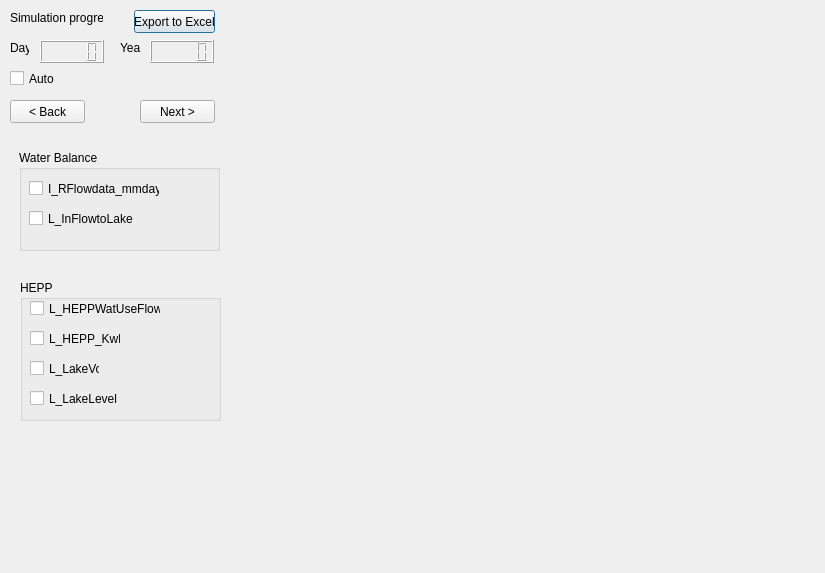
Before: the Qt Designer form uis/qtdesigners/output_timeseries.ui in uttu90/stella, drawn with Qt 5.
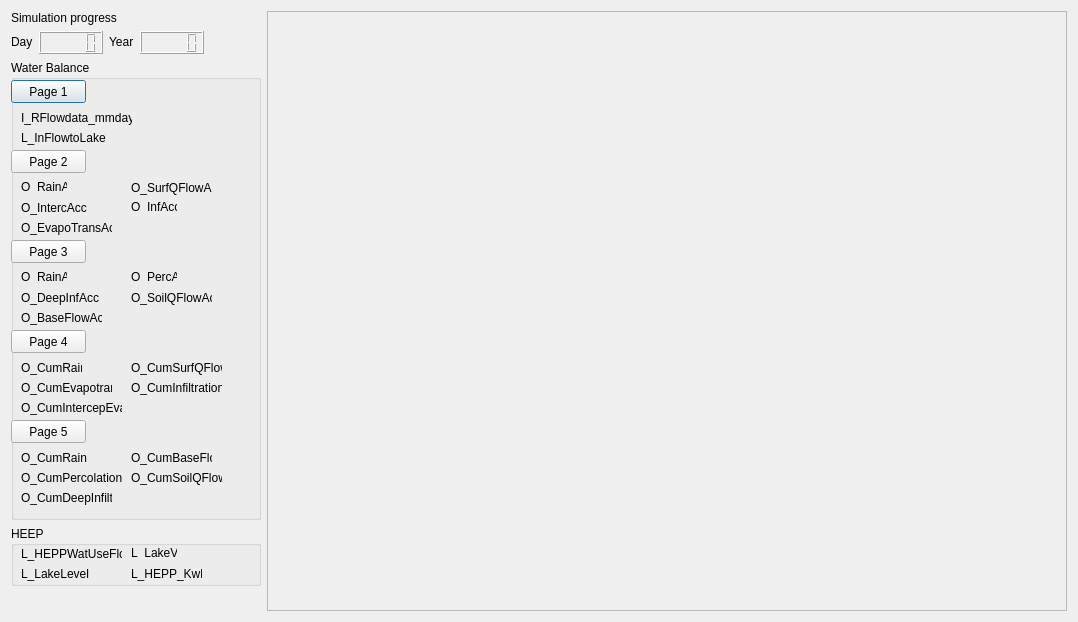
After: the same form once the commit is applied.

Diff of the .ui file:
```diff
--- a/uis/qtdesigners/output_timeseries.ui
+++ b/uis/qtdesigners/output_timeseries.ui
@@ -6,22 +6,21 @@
    <rect>
     <x>0</x>
     <y>0</y>
-    <width>825</width>
-    <height>573</height>
+    <width>1076</width>
+    <height>618</height>
    </rect>
   </property>
   <property name="windowTitle">
    <string>Output Timeseries</string>
   </property>
+  <layout class="QGridLayout" name="gridLayout_2">
+   <item row="0" column="0">
+    <layout class="QVBoxLayout" name="verticalLayout">
+     <property name="sizeConstraint">
+      <enum>QLayout::SetDefaultConstraint</enum>
+     </property>
+     <item>
   <widget class="QLabel" name="label_168">
-   <property name="geometry">
-    <rect>
-     <x>10</x>
-     <y>10</y>
-     <width>93</width>
-     <height>16</height>
-    </rect>
-   </property>
    <property name="sizePolicy">
     <sizepolicy hsizetype="Minimum" vsizetype="Minimum">
      <horstretch>0</horstretch>
@@ -31,38 +30,18 @@
    <property name="maximumSize">
     <size>
      <width>200</width>
-     <height>100</height>
+         <height>20</height>
     </size>
    </property>
    <property name="text">
     <string>Simulation progress</string>
    </property>
   </widget>
-  <widget class="QLCDNumber" name="yearProgress">
-   <property name="geometry">
-    <rect>
-     <x>150</x>
-     <y>40</y>
-     <width>64</width>
-     <height>23</height>
-    </rect>
-   </property>
-   <property name="maximumSize">
-    <size>
-     <width>100</width>
-     <height>50</height>
-    </size>
-   </property>
-  </widget>
+     </item>
+     <item>
+      <layout class="QHBoxLayout" name="horizontalLayout">
+       <item>
   <widget class="QLabel" name="label_169">
-   <property name="geometry">
-    <rect>
-     <x>10</x>
-     <y>40</y>
-     <width>19</width>
-     <height>16</height>
-    </rect>
-   </property>
    <property name="sizePolicy">
     <sizepolicy hsizetype="Fixed" vsizetype="Fixed">
      <horstretch>0</horstretch>
@@ -72,228 +51,561 @@
    <property name="maximumSize">
     <size>
      <width>16777215</width>
-     <height>50</height>
+           <height>20</height>
     </size>
    </property>
    <property name="text">
     <string>Day</string>
    </property>
   </widget>
-  <widget class="QWidget" name="displayResult" native="true">
-   <property name="geometry">
-    <rect>
-     <x>230</x>
-     <y>10</y>
-     <width>581</width>
-     <height>556</height>
-    </rect>
-   </property>
-   <property name="sizePolicy">
-    <sizepolicy hsizetype="Expanding" vsizetype="Expanding">
-     <horstretch>0</horstretch>
-     <verstretch>0</verstretch>
-    </sizepolicy>
-   </property>
-   <zorder>checkBox_2</zorder>
-   <zorder>checkBox_3</zorder>
-   <zorder>label_2</zorder>
-   <zorder>label</zorder>
-   <zorder>checkBox_4</zorder>
-   <zorder>checkBox_5</zorder>
-   <zorder>checkBox_6</zorder>
-   <zorder>checkBox_7</zorder>
-  </widget>
+       </item>
+       <item>
+        <widget class="QLCDNumber" name="dayProgress">
+         <property name="maximumSize">
+          <size>
+           <width>100</width>
+           <height>30</height>
+          </size>
+         </property>
+        </widget>
+       </item>
+       <item>
   <widget class="QLabel" name="label_170">
-   <property name="geometry">
-    <rect>
-     <x>120</x>
-     <y>40</y>
-     <width>21</width>
-     <height>16</height>
-    </rect>
-   </property>
    <property name="maximumSize">
     <size>
      <width>200</width>
-     <height>50</height>
+           <height>20</height>
     </size>
    </property>
    <property name="text">
     <string>Year</string>
    </property>
   </widget>
-  <widget class="QLCDNumber" name="dayProgress">
-   <property name="geometry">
-    <rect>
-     <x>40</x>
-     <y>40</y>
-     <width>64</width>
-     <height>23</height>
-    </rect>
-   </property>
+       </item>
+       <item>
+        <widget class="QLCDNumber" name="yearProgress">
    <property name="maximumSize">
     <size>
      <width>100</width>
-     <height>50</height>
+           <height>30</height>
     </size>
    </property>
   </widget>
-  <widget class="QPushButton" name="exportData">
-   <property name="geometry">
-    <rect>
-     <x>134</x>
-     <y>10</y>
-     <width>81</width>
-     <height>23</height>
-    </rect>
-   </property>
-   <property name="text">
-    <string>Export to Excel</string>
-   </property>
-  </widget>
-  <widget class="QCheckBox" name="checkBox">
-   <property name="geometry">
-    <rect>
-     <x>10</x>
-     <y>70</y>
-     <width>70</width>
-     <height>17</height>
-    </rect>
-   </property>
-   <property name="text">
-    <string>Auto</string>
-   </property>
-  </widget>
-  <widget class="QPushButton" name="backBtn">
-   <property name="geometry">
-    <rect>
-     <x>10</x>
-     <y>100</y>
-     <width>75</width>
-     <height>23</height>
-    </rect>
-   </property>
-   <property name="text">
-    <string>&lt; Back</string>
-   </property>
-  </widget>
-  <widget class="QPushButton" name="nextBtn">
-   <property name="geometry">
-    <rect>
-     <x>140</x>
-     <y>100</y>
-     <width>75</width>
-     <height>23</height>
-    </rect>
-   </property>
-   <property name="text">
-    <string>Next &gt;</string>
-   </property>
-  </widget>
-  <widget class="QGroupBox" name="groupBox">
-   <property name="geometry">
-    <rect>
-     <x>19</x>
-     <y>150</y>
-     <width>201</width>
-     <height>101</height>
-    </rect>
+       </item>
+       <item>
+        <spacer name="horizontalSpacer">
+         <property name="orientation">
+          <enum>Qt::Horizontal</enum>
+         </property>
+         <property name="sizeHint" stdset="0">
+          <size>
+           <width>40</width>
+           <height>20</height>
+          </size>
+         </property>
+        </spacer>
+       </item>
+      </layout>
+     </item>
+     <item>
+      <widget class="QGroupBox" name="groupBox_2">
+       <property name="sizePolicy">
+        <sizepolicy hsizetype="Expanding" vsizetype="Expanding">
+         <horstretch>0</horstretch>
+         <verstretch>0</verstretch>
+        </sizepolicy>
+       </property>
+       <property name="minimumSize">
+        <size>
+         <width>250</width>
+         <height>460</height>
+        </size>
+       </property>
+       <property name="maximumSize">
+        <size>
+         <width>200</width>
+         <height>16777215</height>
+        </size>
    </property>
    <property name="title">
     <string>Water Balance</string>
    </property>
-   <widget class="QCheckBox" name="checkBox_2">
+       <widget class="QPushButton" name="page1Btn">
     <property name="geometry">
      <rect>
-      <x>10</x>
-      <y>30</y>
-      <width>131</width>
-      <height>17</height>
+          <x>0</x>
+          <y>20</y>
+          <width>75</width>
+          <height>23</height>
      </rect>
     </property>
     <property name="text">
-     <string>I_RFlowdata_mmday</string>
-    </property>
-   </widget>
-   <widget class="QCheckBox" name="checkBox_3">
+         <string>Page 1</string>
+        </property>
+       </widget>
+       <widget class="QLabel" name="label_5">
     <property name="geometry">
      <rect>
       <x>10</x>
-      <y>60</y>
+          <y>50</y>
       <width>111</width>
-      <height>17</height>
+          <height>16</height>
+         </rect>
+        </property>
+        <property name="text">
+         <string>I_RFlowdata_mmday</string>
+        </property>
+       </widget>
+       <widget class="QLabel" name="label_6">
+        <property name="geometry">
+         <rect>
+          <x>10</x>
+          <y>70</y>
+          <width>91</width>
+          <height>16</height>
      </rect>
     </property>
     <property name="text">
      <string>L_InFlowtoLake</string>
     </property>
    </widget>
-  </widget>
-  <widget class="QGroupBox" name="groupBox_2">
+       <widget class="QPushButton" name="page2Btn">
+        <property name="geometry">
+         <rect>
+          <x>0</x>
+          <y>90</y>
+          <width>75</width>
+          <height>23</height>
+         </rect>
+        </property>
+        <property name="text">
+         <string>Page 2</string>
+        </property>
+       </widget>
+       <widget class="QLabel" name="label_7">
    <property name="geometry">
     <rect>
-     <x>20</x>
-     <y>280</y>
-     <width>201</width>
-     <height>141</height>
-    </rect>
+          <x>10</x>
+          <y>120</y>
+          <width>46</width>
+          <height>13</height>
+         </rect>
+        </property>
+        <property name="text">
+         <string>O_RainAcc</string>
+        </property>
+       </widget>
+       <widget class="QLabel" name="label_8">
+        <property name="geometry">
+         <rect>
+          <x>10</x>
+          <y>140</y>
+          <width>71</width>
+          <height>16</height>
+         </rect>
+        </property>
+        <property name="text">
+         <string>O_IntercAcc</string>
+        </property>
+       </widget>
+       <widget class="QLabel" name="label_9">
+        <property name="geometry">
+         <rect>
+          <x>10</x>
+          <y>160</y>
+          <width>91</width>
+          <height>16</height>
+         </rect>
+        </property>
+        <property name="text">
+         <string>O_EvapoTransAcc</string>
+        </property>
+       </widget>
+       <widget class="QLabel" name="label_10">
+        <property name="geometry">
+         <rect>
+          <x>120</x>
+          <y>120</y>
+          <width>81</width>
+          <height>16</height>
+         </rect>
+        </property>
+        <property name="text">
+         <string>O_SurfQFlowAcc</string>
+        </property>
+       </widget>
+       <widget class="QLabel" name="label_11">
+        <property name="geometry">
+         <rect>
+          <x>120</x>
+          <y>140</y>
+          <width>46</width>
+          <height>13</height>
+         </rect>
+        </property>
+        <property name="text">
+         <string>O_InfAcc</string>
+        </property>
+       </widget>
+       <widget class="QPushButton" name="page3Btn">
+        <property name="geometry">
+         <rect>
+          <x>0</x>
+          <y>180</y>
+          <width>75</width>
+          <height>23</height>
+         </rect>
+        </property>
+        <property name="text">
+         <string>Page 3</string>
+        </property>
+       </widget>
+       <widget class="QLabel" name="label_12">
+        <property name="geometry">
+         <rect>
+          <x>10</x>
+          <y>210</y>
+          <width>46</width>
+          <height>13</height>
+         </rect>
+        </property>
+        <property name="text">
+         <string>O_RainAcc</string>
+        </property>
+       </widget>
+       <widget class="QLabel" name="label_13">
+        <property name="geometry">
+         <rect>
+          <x>10</x>
+          <y>230</y>
+          <width>81</width>
+          <height>16</height>
+         </rect>
+        </property>
+        <property name="text">
+         <string>O_DeepInfAcc</string>
+        </property>
+       </widget>
+       <widget class="QLabel" name="label_14">
+        <property name="geometry">
+         <rect>
+          <x>10</x>
+          <y>250</y>
+          <width>81</width>
+          <height>16</height>
+         </rect>
+        </property>
+        <property name="text">
+         <string>O_BaseFlowAcc</string>
+        </property>
+       </widget>
+       <widget class="QLabel" name="label_15">
+        <property name="geometry">
+         <rect>
+          <x>120</x>
+          <y>210</y>
+          <width>46</width>
+          <height>13</height>
+         </rect>
+        </property>
+        <property name="text">
+         <string>O_PercAcc</string>
+        </property>
+       </widget>
+       <widget class="QLabel" name="label_16">
+        <property name="geometry">
+         <rect>
+          <x>120</x>
+          <y>230</y>
+          <width>81</width>
+          <height>16</height>
+         </rect>
+        </property>
+        <property name="text">
+         <string>O_SoilQFlowAcc</string>
+        </property>
+       </widget>
+       <widget class="QPushButton" name="page4Btn">
+        <property name="geometry">
+         <rect>
+          <x>0</x>
+          <y>270</y>
+          <width>75</width>
+          <height>23</height>
+         </rect>
+        </property>
+        <property name="text">
+         <string>Page 4</string>
+        </property>
+       </widget>
+       <widget class="QLabel" name="label_17">
+        <property name="geometry">
+         <rect>
+          <x>10</x>
+          <y>300</y>
+          <width>61</width>
+          <height>16</height>
+         </rect>
+        </property>
+        <property name="text">
+         <string>O_CumRain</string>
+        </property>
+       </widget>
+       <widget class="QLabel" name="label_18">
+        <property name="geometry">
+         <rect>
+          <x>10</x>
+          <y>340</y>
+          <width>101</width>
+          <height>16</height>
+         </rect>
+        </property>
+        <property name="text">
+         <string>O_CumIntercepEvap</string>
+        </property>
+       </widget>
+       <widget class="QLabel" name="label_19">
+        <property name="geometry">
+         <rect>
+          <x>10</x>
+          <y>320</y>
+          <width>91</width>
+          <height>16</height>
+         </rect>
+        </property>
+        <property name="text">
+         <string>O_CumEvapotrans</string>
+        </property>
+       </widget>
+       <widget class="QLabel" name="label_20">
+        <property name="geometry">
+         <rect>
+          <x>120</x>
+          <y>300</y>
+          <width>91</width>
+          <height>16</height>
+         </rect>
+        </property>
+        <property name="text">
+         <string>O_CumSurfQFlow</string>
+        </property>
+       </widget>
+       <widget class="QLabel" name="label_21">
+        <property name="geometry">
+         <rect>
+          <x>120</x>
+          <y>320</y>
+          <width>91</width>
+          <height>16</height>
+         </rect>
+        </property>
+        <property name="text">
+         <string>O_CumInfiltration</string>
+        </property>
+       </widget>
+       <widget class="QPushButton" name="page5Btn">
+        <property name="geometry">
+         <rect>
+          <x>0</x>
+          <y>360</y>
+          <width>75</width>
+          <height>23</height>
+         </rect>
+        </property>
+        <property name="text">
+         <string>Page 5</string>
+        </property>
+       </widget>
+       <widget class="QLabel" name="label_22">
+        <property name="geometry">
+         <rect>
+          <x>10</x>
+          <y>390</y>
+          <width>71</width>
+          <height>16</height>
+         </rect>
+        </property>
+        <property name="text">
+         <string>O_CumRain</string>
+        </property>
+       </widget>
+       <widget class="QLabel" name="label_23">
+        <property name="geometry">
+         <rect>
+          <x>10</x>
+          <y>410</y>
+          <width>101</width>
+          <height>16</height>
+         </rect>
+        </property>
+        <property name="text">
+         <string>O_CumPercolation</string>
+        </property>
+       </widget>
+       <widget class="QLabel" name="label_24">
+        <property name="geometry">
+         <rect>
+          <x>10</x>
+          <y>430</y>
+          <width>91</width>
+          <height>16</height>
+         </rect>
+        </property>
+        <property name="text">
+         <string>O_CumDeepInfilt</string>
+        </property>
+       </widget>
+       <widget class="QLabel" name="label_25">
+        <property name="geometry">
+         <rect>
+          <x>120</x>
+          <y>390</y>
+          <width>81</width>
+          <height>16</height>
+         </rect>
+        </property>
+        <property name="text">
+         <string>O_CumBaseFlow</string>
+        </property>
+       </widget>
+       <widget class="QLabel" name="label_26">
+        <property name="geometry">
+         <rect>
+          <x>120</x>
+          <y>410</y>
+          <width>91</width>
+          <height>16</height>
+         </rect>
+        </property>
+        <property name="text">
+         <string>O_CumSoilQFlow</string>
+        </property>
+       </widget>
+      </widget>
+     </item>
+     <item>
+      <widget class="QGroupBox" name="groupBox">
+       <property name="sizePolicy">
+        <sizepolicy hsizetype="Expanding" vsizetype="Expanding">
+         <horstretch>0</horstretch>
+         <verstretch>0</verstretch>
+        </sizepolicy>
+       </property>
+       <property name="minimumSize">
+        <size>
+         <width>250</width>
+         <height>60</height>
+        </size>
+       </property>
+       <property name="maximumSize">
+        <size>
+         <width>200</width>
+         <height>16777215</height>
+        </size>
    </property>
    <property name="title">
-    <string>HEPP</string>
-   </property>
-   <widget class="QCheckBox" name="checkBox_4">
+        <string>HEEP</string>
+       </property>
+       <widget class="QLabel" name="label">
     <property name="geometry">
      <rect>
       <x>10</x>
       <y>20</y>
-      <width>131</width>
-      <height>17</height>
+          <width>101</width>
+          <height>16</height>
      </rect>
     </property>
     <property name="text">
      <string>L_HEPPWatUseFlow</string>
     </property>
    </widget>
-   <widget class="QCheckBox" name="checkBox_5">
+       <widget class="QLabel" name="label_2">
     <property name="geometry">
      <rect>
-      <x>10</x>
-      <y>50</y>
-      <width>91</width>
-      <height>17</height>
-     </rect>
-    </property>
-    <property name="text">
-     <string>L_HEPP_Kwh</string>
-    </property>
-   </widget>
-   <widget class="QCheckBox" name="checkBox_6">
-    <property name="geometry">
-     <rect>
-      <x>10</x>
-      <y>80</y>
-      <width>70</width>
-      <height>17</height>
+          <x>120</x>
+          <y>20</y>
+          <width>46</width>
+          <height>13</height>
      </rect>
     </property>
     <property name="text">
      <string>L_LakeVol</string>
     </property>
    </widget>
-   <widget class="QCheckBox" name="checkBox_7">
+       <widget class="QLabel" name="label_3">
+        <property name="geometry">
+         <rect>
+          <x>120</x>
+          <y>40</y>
+          <width>71</width>
+          <height>16</height>
+         </rect>
+        </property>
+        <property name="text">
+         <string>L_HEPP_Kwh</string>
+        </property>
+       </widget>
+       <widget class="QLabel" name="label_4">
     <property name="geometry">
      <rect>
       <x>10</x>
-      <y>110</y>
-      <width>101</width>
-      <height>17</height>
+          <y>40</y>
+          <width>81</width>
+          <height>16</height>
      </rect>
     </property>
     <property name="text">
      <string>L_LakeLevel</string>
     </property>
    </widget>
-  </widget>
+       <zorder>label</zorder>
+       <zorder>label_2</zorder>
+       <zorder>label_3</zorder>
+       <zorder>label_4</zorder>
+       <zorder>groupBox_2</zorder>
+      </widget>
+     </item>
+     <item>
+      <spacer name="verticalSpacer">
+       <property name="orientation">
+        <enum>Qt::Vertical</enum>
+       </property>
+       <property name="sizeHint" stdset="0">
+        <size>
+         <width>20</width>
+         <height>20</height>
+        </size>
+       </property>
+      </spacer>
+     </item>
+    </layout>
+   </item>
+   <item row="0" column="1">
+    <widget class="QFrame" name="displayResult">
+     <property name="sizePolicy">
+      <sizepolicy hsizetype="Maximum" vsizetype="Expanding">
+       <horstretch>2</horstretch>
+       <verstretch>0</verstretch>
+      </sizepolicy>
+     </property>
+     <property name="minimumSize">
+      <size>
+       <width>800</width>
+       <height>600</height>
+      </size>
+     </property>
+     <property name="frameShape">
+      <enum>QFrame::StyledPanel</enum>
+     </property>
+     <property name="frameShadow">
+      <enum>QFrame::Raised</enum>
+     </property>
+    </widget>
+   </item>
+  </layout>
+  <zorder>verticalLayoutWidget</zorder>
+  <zorder>label_168</zorder>
+  <zorder>displayResult</zorder>
  </widget>
  <resources/>
  <connections/>
```
Lines whose indentation alone changed are shown as unchanged.
